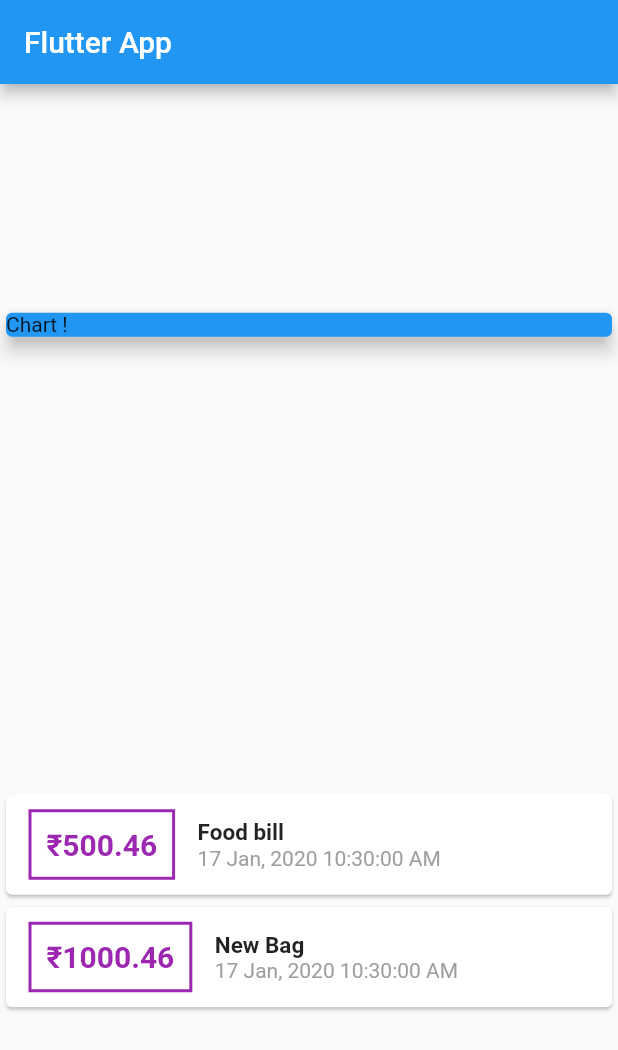
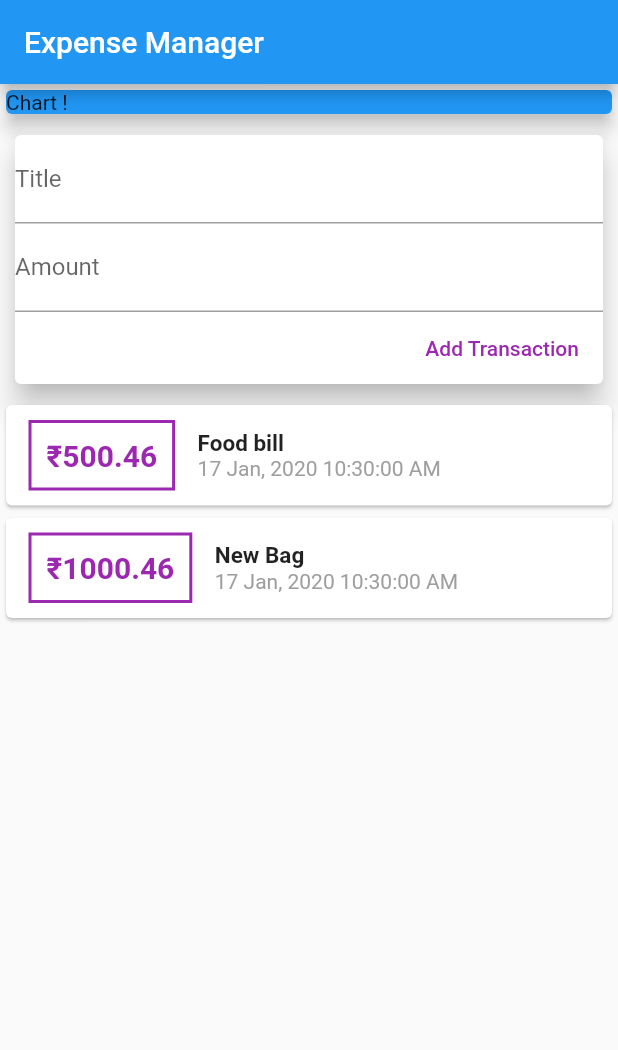
Before and after one commit to bhavikvashi1804/Expense-manager, a Flutter app: the screen it shows after launch, on a phone screen of 412 x 824 dp. Shown: the top 1050 px of the screen. Run offline on Flutter 3.47's test engine with Material 2 defaults, Android fonts, the phone set to English and light mode, and no system bars.

Commit message:
UI for user input

```diff
--- a/lib/main.dart
+++ b/lib/main.dart
@@ -10,7 +10,7 @@ class MyApp extends StatelessWidget {
   @override
   Widget build(BuildContext context) {
     return MaterialApp(
-      title: 'Flutter App',
+      title: 'Expense Manager',
       home: MyHomePage(),
     );
   }
@@ -27,10 +27,9 @@ class MyHomePage extends StatelessWidget {
   Widget build(BuildContext context) {
     return Scaffold(
       appBar: AppBar(
-        title: Text('Flutter App'),
+        title: Text('Expense Manager'),
       ),
       body: Column(
-        mainAxisAlignment: MainAxisAlignment.spaceAround,
         crossAxisAlignment: CrossAxisAlignment.stretch,
         children: <Widget>[
           Card(
@@ -41,6 +40,33 @@ class MyHomePage extends StatelessWidget {
             color: Colors.blue,
             elevation: 5.0,
 
+          ),
+          Card(
+            elevation: 8.0,
+            margin: EdgeInsets.all(10),
+            child: Container(
+              child: Column(
+                crossAxisAlignment: CrossAxisAlignment.end,
+                children: <Widget>[
+                  TextField(
+                    decoration: InputDecoration(
+                      labelText: 'Title',
+                    ),
+                  ),
+                  TextField(
+                    decoration: InputDecoration(
+                      labelText: 'Amount',
+                    ),
+                  ),
+                  FlatButton(
+                    onPressed: (){
+
+                    },
+                    child: Text('Add Transaction',style: TextStyle(color: Colors.purple),),
+                  ),
+                ],
+              ),
+            ),
           ),
           Column(
             children: _transaction.map(
```
